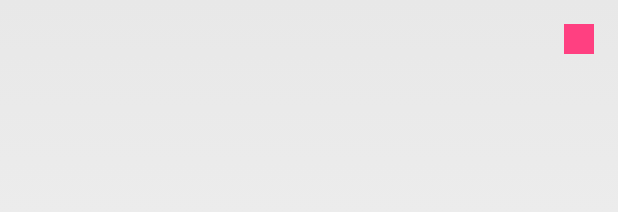
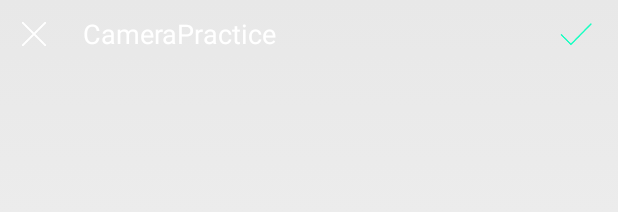
Before and after one commit to ChienChiaChen/CameraPractice, an Android app: the layout activity_main.xml on its own in the app's theme, with its tools: preview values and no code run, on a phone screen of 412 x 824 dp. Shown: the top 212 px of the screen. Run offline under Robolectric (Android 15) with nearby library versions, the phone set to English and light mode, and no system bars.

Commit message:
Add top banner

```diff
--- a/app/src/main/res/layout/activity_main.xml
+++ b/app/src/main/res/layout/activity_main.xml
@@ -11,12 +11,11 @@
         android:id="@+id/camera_view"
         android:layout_width="match_parent"
         android:layout_height="match_parent"/>
-    <FrameLayout
-        android:id="@+id/exit"
-        android:layout_width="20dp"
-        android:layout_height="20dp"
-        android:background="@color/colorAccent"
-        android:layout_margin="@dimen/activity_horizontal_margin"
-        android:layout_alignParentRight="true"/>
+
+    <include
+        android:layout_width="wrap_content"
+        android:layout_height="wrap_content"
+        layout="@layout/banner"
+        android:id="@+id/topBar"/>
 
 </RelativeLayout>
--- a/app/src/main/res/layout/banner.xml
+++ b/app/src/main/res/layout/banner.xml
@@ -4,13 +4,13 @@
              android:layout_height="wrap_content"
              xmlns:tools="http://schemas.android.com/tools"
              android:alpha="1"
-             android:background="@android:color/black"
+             android:background="@android:color/transparent"
              android:orientation="vertical">
     <RelativeLayout
         android:id="@+id/normalTopToolBar"
         android:layout_width="match_parent"
         android:layout_height="@dimen/t45dp"
-        android:background="@color/launcher_background"
+        android:background="@android:color/transparent"
         tools:ignore="UselessParent" >
 
         <ImageView
```
Also changed, not shown: app/src/main/java/com/example/chiachen/camerapractice/MainActivity.java (+8 -4 lines).
